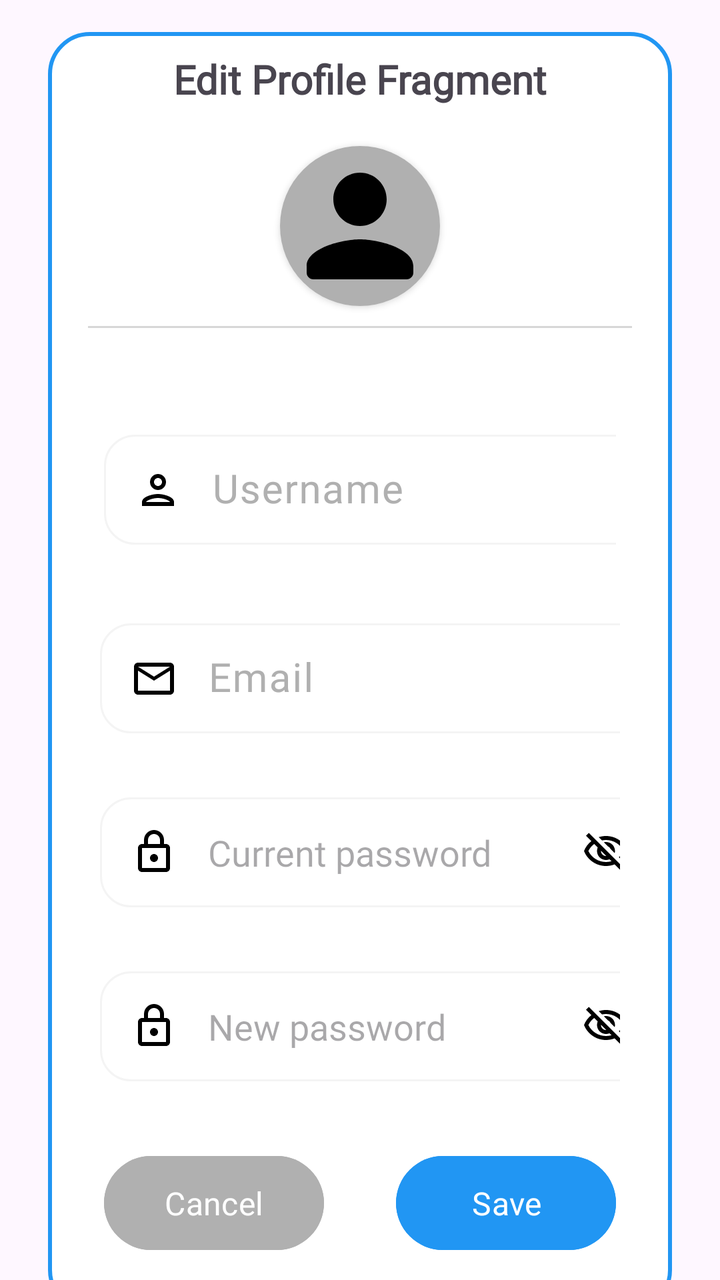
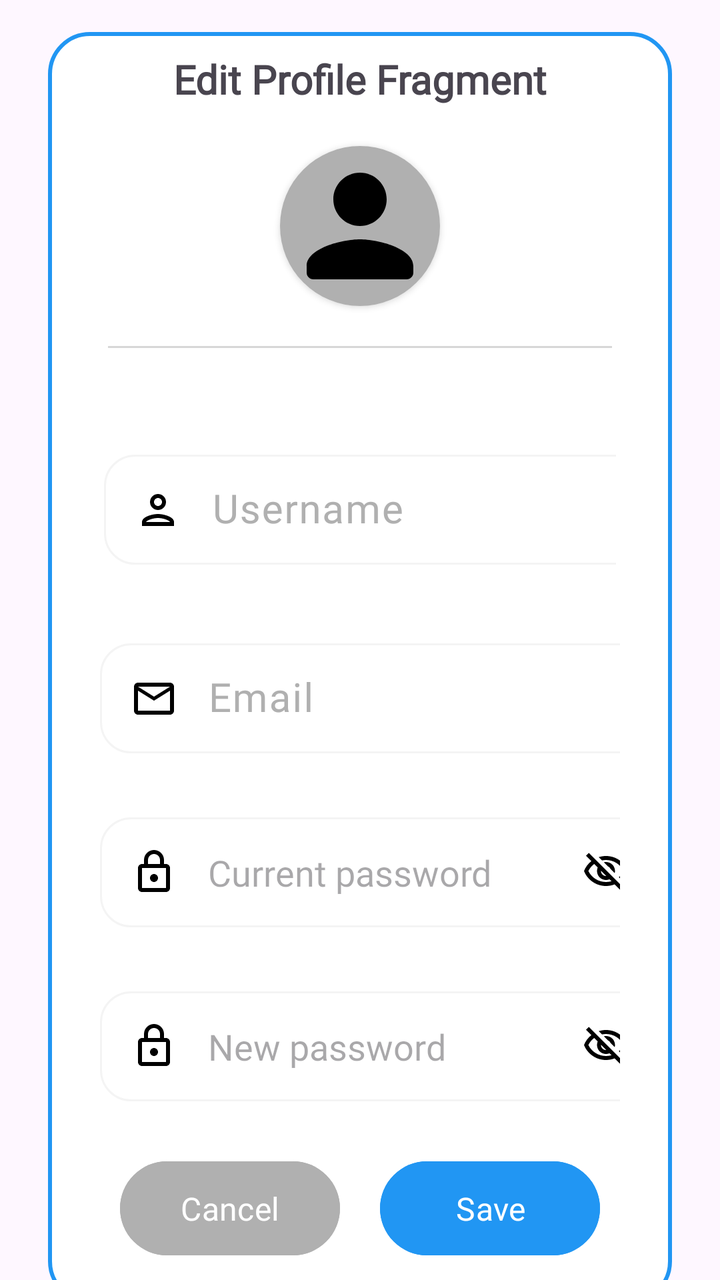

Compare the two renders of this Android layout. The source of the first and the diff that turns it into the second are given below.
<!-- AndroidManifest.xml: application theme Theme.StyleWIZ_vol2 -->
<!-- res/layout/fragment_edit_profile.xml -->
<?xml version="1.0" encoding="utf-8"?>
<androidx.constraintlayout.widget.ConstraintLayout xmlns:android="http://schemas.android.com/apk/res/android"
    xmlns:tools="http://schemas.android.com/tools"
    android:layout_width="match_parent"
    android:layout_height="match_parent"
    xmlns:app="http://schemas.android.com/apk/res-auto"
    tools:context=".EditProfileFragment">


    <LinearLayout
        android:id="@+id/linearLayout"
        android:layout_width="match_parent"
        android:layout_height="wrap_content"
        android:layout_marginStart="24dp"
        android:layout_marginTop="16dp"
        android:layout_marginEnd="24dp"
        android:background="@drawable/white_background"
        android:orientation="vertical"
        android:padding="10dp"
        app:layout_constraintEnd_toEndOf="parent"
        app:layout_constraintHorizontal_bias="1.0"
        app:layout_constraintStart_toStartOf="parent"
        app:layout_constraintTop_toTopOf="parent">

        <TextView
            android:id="@+id/textViewTitle"
            android:layout_width="wrap_content"
            android:layout_height="wrap_content"
            android:layout_gravity="center"
            android:fontFamily="@font/roboto"
            android:text="Edit Profile Fragment"
            android:textSize="20sp"
            android:textStyle="bold"
            app:layout_constraintEnd_toEndOf="parent"
            app:layout_constraintStart_toStartOf="parent"
            app:layout_constraintTop_toBottomOf="parent" />

        <androidx.cardview.widget.CardView
            android:id="@+id/profileImg"
            android:layout_width="80dp"
            android:layout_height="80dp"
            android:layout_gravity="center"
            android:layout_marginTop="20dp"
            app:cardCornerRadius="40dp"
            app:layout_constraintEnd_toEndOf="parent"
            app:layout_constraintStart_toStartOf="parent"
            app:layout_constraintTop_toTopOf="parent">

            <ImageView
                android:layout_width="match_parent"
                android:layout_height="match_parent"
                android:background="@color/gray"
                android:src="@drawable/round_person_24" />

        </androidx.cardview.widget.CardView>


        <androidx.appcompat.widget.AppCompatImageView
            android:layout_width="match_parent"
            android:layout_height="1dp"
            android:layout_margin="10dp"
            android:alpha="0.5"
            android:background="@color/gray" />

        <LinearLayout
            android:layout_width="match_parent"
            android:layout_height="match_parent"
            android:layout_marginLeft="10dp"
            android:layout_marginTop="30dp"
            android:layout_marginRight="10dp"
            android:layout_marginBottom="10dp"
            android:orientation="horizontal"
            android:padding="8dp">



            <com.google.android.material.textfield.TextInputLayout
                android:layout_width="300dp"
                android:layout_height="wrap_content"
                android:hint="Username"
                android:textColorHint="@color/gray"
                app:hintAnimationEnabled="true">

                <com.google.android.material.textfield.TextInputEditText
                    android:id="@+id/editTextUsernameEditProfile"
                    android:layout_width="280dp"
                    android:layout_height="55dp"
                    android:background="@drawable/edittextshape"
                    android:drawableLeft="@drawable/outline_person_24"
                    android:drawablePadding="15sp"
                    android:ems="10"
                    android:fontFamily="@font/roboto"
                    android:textSize="20dp"
                    android:inputType="text"
                    android:paddingLeft="15sp"
                    android:paddingRight="15sp" />
            </com.google.android.material.textfield.TextInputLayout>





        </LinearLayout>


        <LinearLayout
            android:layout_width="match_parent"
            android:layout_height="match_parent"
            android:layout_margin="8dp"
            android:orientation="horizontal"
            android:padding="8dp">



            <com.google.android.material.textfield.TextInputLayout
                android:layout_width="300dp"
                android:layout_height="wrap_content"
                android:hint="Email"
                android:textColorHint="@color/gray"
                app:hintAnimationEnabled="true">

                <com.google.android.material.textfield.TextInputEditText
                    android:id="@+id/editTextEmailEditProfile"
                    android:layout_width="280dp"
                    android:layout_height="55dp"
                    android:background="@drawable/edittextshape"
                    android:drawableLeft="@drawable/outline_mail_outline_24"
                    android:drawablePadding="15sp"
                    android:ems="10"
                    android:fontFamily="@font/roboto"
                    android:textSize="20dp"
                    android:inputType="text"
                    android:paddingLeft="15sp"
                    android:paddingRight="15sp" />
            </com.google.android.material.textfield.TextInputLayout>


        </LinearLayout>


        <LinearLayout
            android:layout_width="match_parent"
            android:layout_height="match_parent"
            android:layout_margin="8dp"
            android:orientation="horizontal"
            android:padding="8dp">


            <EditText
                android:id="@+id/editTextPasswordEditProfile"
                android:layout_width="280dp"
                android:layout_height="55dp"
                android:background="@drawable/edittextshape"
                android:drawableLeft="@drawable/outline_lock_24"
                android:drawableRight="@drawable/outline_visibility_off_24"
                android:drawablePadding="15sp"
                android:ems="10"
                android:fontFamily="@font/roboto"
                android:hint="Current password"
                android:inputType="textPassword"
                android:paddingLeft="15sp"
                android:paddingRight="15sp" />


        </LinearLayout>

        <LinearLayout
            android:layout_width="match_parent"
            android:layout_height="match_parent"
            android:layout_margin="8dp"
            android:orientation="horizontal"
            android:padding="8dp">


            <EditText
                android:id="@+id/editTextNewPasswordEditProfile"
                android:layout_width="280dp"
                android:layout_height="55dp"
                android:background="@drawable/edittextshape"
                android:drawableLeft="@drawable/outline_lock_24"
                android:drawableRight="@drawable/outline_visibility_off_24"
                android:drawablePadding="15sp"
                android:ems="10"
                android:fontFamily="@font/roboto"
                android:hint="New password"
                android:inputType="textPassword"
                android:paddingLeft="15sp"
                android:paddingRight="15sp" />


        </LinearLayout>


        <LinearLayout
            android:layout_width="match_parent"
            android:layout_height="wrap_content"
            android:orientation="horizontal">

            <LinearLayout
                android:layout_width="wrap_content"
                android:layout_height="wrap_content"
                android:layout_margin="10dp"
                android:layout_weight="1"
                android:elevation="5dp"
                android:gravity="center"
                android:orientation="vertical"
                android:padding="5dp">

                <Button
                    android:id="@+id/cancel_button"
                    android:layout_width="110dp"
                    android:layout_height="55dp"
                    android:layout_margin="16dp"
                    android:backgroundTint="@color/gray"
                    android:fontFamily="@font/roboto"
                    android:text="Cancel"
                    android:textColor="#FFFFFF"
                    android:textSize="16sp" />



            </LinearLayout>

            <LinearLayout
                android:layout_width="wrap_content"
                android:layout_height="wrap_content"
                android:layout_margin="10dp"
                android:layout_weight="1"
                android:elevation="5dp"
                android:gravity="center"
                android:orientation="vertical"
                android:padding="5dp">

                <Button
                    android:id="@+id/save_button"
                    android:layout_width="110dp"
                    android:layout_height="55dp"
                    android:layout_margin="16dp"
                    android:backgroundTint="@color/blue"
                    android:fontFamily="@font/roboto"
                    android:text="Save"
                    android:textColor="#FFFFFF"
                    android:textSize="16sp" />


            </LinearLayout>

        </LinearLayout>


    </LinearLayout>


</androidx.constraintlayout.widget.ConstraintLayout>
<!-- resources referenced by this layout -->
<resources>
  <color name="blue">#2196F3</color>
  <color name="gray">#B0B0B0</color>
  <!-- drawable edittextshape (drawable) -->
  <?xml version="1.0" encoding="utf-8"?>
  <shape xmlns:android="http://schemas.android.com/apk/res/android">
      <solid android:color="@color/white"/>
      <corners android:radius="15dp"/>
      <stroke android:color="#f4f4f4" android:width="1dp"/>
  </shape>
  <!-- drawable outline_lock_24 (drawable) -->
  <vector android:height="24dp" android:tint="#000000"
      android:viewportHeight="24" android:viewportWidth="24"
      android:width="24dp" xmlns:android="http://schemas.android.com/apk/res/android">
      <path android:fillColor="@android:color/white" android:pathData="M18,8h-1L17,6c0,-2.76 -2.24,-5 -5,-5S7,3.24 7,6v2L6,8c-1.1,0 -2,0.9 -2,2v10c0,1.1 0.9,2 2,2h12c1.1,0 2,-0.9 2,-2L20,10c0,-1.1 -0.9,-2 -2,-2zM9,6c0,-1.66 1.34,-3 3,-3s3,1.34 3,3v2L9,8L9,6zM18,20L6,20L6,10h12v10zM12,17c1.1,0 2,-0.9 2,-2s-0.9,-2 -2,-2 -2,0.9 -2,2 0.9,2 2,2z"/>
  </vector>
  <!-- drawable outline_mail_outline_24 (drawable) -->
  <vector android:height="24dp" android:tint="#000000"
      android:viewportHeight="24" android:viewportWidth="24"
      android:width="24dp" xmlns:android="http://schemas.android.com/apk/res/android">
      <path android:fillColor="@android:color/white" android:pathData="M20,4L4,4c-1.1,0 -1.99,0.9 -1.99,2L2,18c0,1.1 0.9,2 2,2h16c1.1,0 2,-0.9 2,-2L22,6c0,-1.1 -0.9,-2 -2,-2zM20,18L4,18L4,8l8,5 8,-5v10zM12,11L4,6h16l-8,5z"/>
  </vector>
  <!-- drawable outline_person_24 (drawable) -->
  <vector android:height="24dp" android:tint="#000000"
      android:viewportHeight="24" android:viewportWidth="24"
      android:width="24dp" xmlns:android="http://schemas.android.com/apk/res/android">
      <path android:fillColor="@android:color/white" android:pathData="M12,6c1.1,0 2,0.9 2,2s-0.9,2 -2,2 -2,-0.9 -2,-2 0.9,-2 2,-2m0,10c2.7,0 5.8,1.29 6,2L6,18c0.23,-0.72 3.31,-2 6,-2m0,-12C9.79,4 8,5.79 8,8s1.79,4 4,4 4,-1.79 4,-4 -1.79,-4 -4,-4zM12,14c-2.67,0 -8,1.34 -8,4v2h16v-2c0,-2.66 -5.33,-4 -8,-4z"/>
  </vector>
  <!-- drawable round_person_24 (drawable) -->
  <vector android:height="24dp" android:tint="#000000"
      android:viewportHeight="24" android:viewportWidth="24"
      android:width="24dp" xmlns:android="http://schemas.android.com/apk/res/android">
      <path android:fillColor="@android:color/white" android:pathData="M12,12c2.21,0 4,-1.79 4,-4s-1.79,-4 -4,-4 -4,1.79 -4,4 1.79,4 4,4zM12,14c-2.67,0 -8,1.34 -8,4v1c0,0.55 0.45,1 1,1h14c0.55,0 1,-0.45 1,-1v-1c0,-2.66 -5.33,-4 -8,-4z"/>
  </vector>
  <!-- drawable white_background (drawable) -->
  <?xml version="1.0" encoding="utf-8"?>
  <selector xmlns:android="http://schemas.android.com/apk/res/android">
      <item>
  
          <shape
              android:shape="rectangle">
  
              <solid
                  android:color="@color/white"/>
  
              <corners
                  android:radius="20sp"/>
  
              <stroke
                  android:width="2dp"
                  android:color="@color/blue"/>
  
          </shape>
  
      </item>
  
  </selector>
  <style name="Theme.StyleWIZ_vol2" parent="Base.Theme.StyleWIZ_vol2" />
  <color name="white">#FFFFFFFF</color>
  <style name="Base.Theme.StyleWIZ_vol2" parent="Theme.Material3.DayNight.NoActionBar">
          
          
      </style>
  <!-- unchanged entries left out for length: 1 -->
</resources>

<!-- the commit's change to res/layout/fragment_edit_profile.xml (unified diff, before → after) -->
@@ -58,7 +58,7 @@
         <androidx.appcompat.widget.AppCompatImageView
             android:layout_width="match_parent"
             android:layout_height="1dp"
-            android:layout_margin="10dp"
+            android:layout_margin="20dp"
             android:alpha="0.5"
             android:background="@color/gray" />
 
@@ -66,7 +66,7 @@
             android:layout_width="match_parent"
             android:layout_height="match_parent"
             android:layout_marginLeft="10dp"
-            android:layout_marginTop="30dp"
+            android:layout_marginTop="20dp"
             android:layout_marginRight="10dp"
             android:layout_marginBottom="10dp"
             android:orientation="horizontal"
@@ -193,24 +193,16 @@
 
         <LinearLayout
             android:layout_width="match_parent"
-            android:layout_height="wrap_content"
-            android:orientation="horizontal">
-
-            <LinearLayout
-                android:layout_width="wrap_content"
-                android:layout_height="wrap_content"
-                android:layout_margin="10dp"
-                android:layout_weight="1"
-                android:elevation="5dp"
-                android:gravity="center"
-                android:orientation="vertical"
-                android:padding="5dp">
+            android:layout_height="match_parent"
+            android:orientation="horizontal"
+            android:gravity="center_horizontal">
+
 
                 <Button
                     android:id="@+id/cancel_button"
                     android:layout_width="110dp"
                     android:layout_height="55dp"
-                    android:layout_margin="16dp"
+                    android:layout_margin="10dp"
                     android:backgroundTint="@color/gray"
                     android:fontFamily="@font/roboto"
                     android:text="Cancel"
@@ -219,23 +211,11 @@
 
 
 
-            </LinearLayout>
-
-            <LinearLayout
-                android:layout_width="wrap_content"
-                android:layout_height="wrap_content"
-                android:layout_margin="10dp"
-                android:layout_weight="1"
-                android:elevation="5dp"
-                android:gravity="center"
-                android:orientation="vertical"
-                android:padding="5dp">
-
                 <Button
                     android:id="@+id/save_button"
                     android:layout_width="110dp"
                     android:layout_height="55dp"
-                    android:layout_margin="16dp"
+                    android:layout_margin="10dp"
                     android:backgroundTint="@color/blue"
                     android:fontFamily="@font/roboto"
                     android:text="Save"
@@ -243,12 +223,10 @@
                     android:textSize="16sp" />
 
 
-            </LinearLayout>
 
         </LinearLayout>
 
 
     </LinearLayout>
 
-
 </androidx.constraintlayout.widget.ConstraintLayout>
